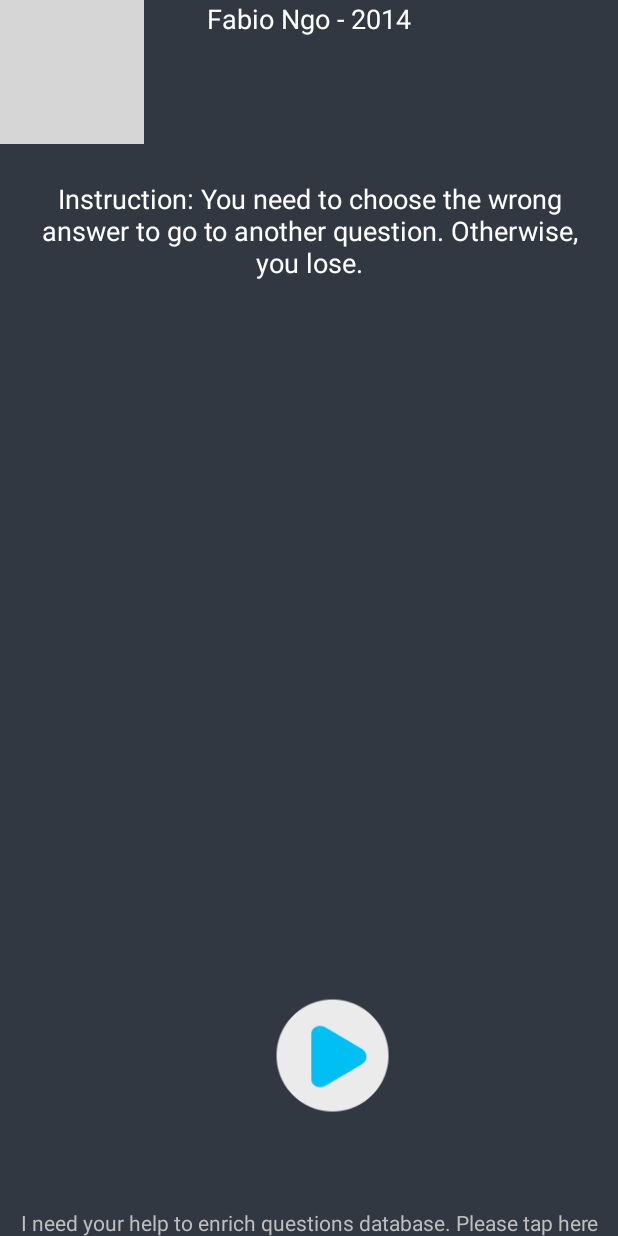
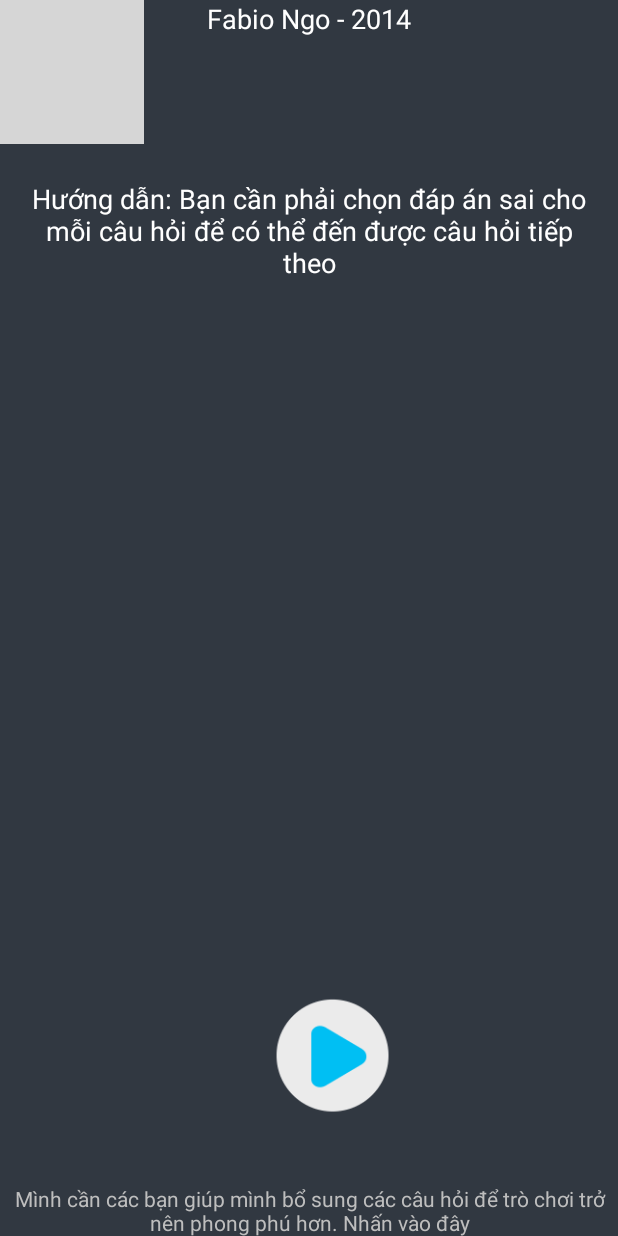
Before and after one commit to FabioNgo/Correct-Is-Wrong, an Android app: the screen it shows after launch (Main), on a phone screen of 412 x 824 dp. Run offline under Robolectric (Android 15) with nearby library versions, the phone set to English and light mode, and no system bars; grey boxes are pictures that could not be loaded.

Commit message:
Version 2.0
Vietnamese question
Question in database, not file
Update timer

```diff
--- a/CorrectIsWrong/Main/src/main/java/fabio/correctiswrong/main/Main.java
+++ b/CorrectIsWrong/Main/src/main/java/ngo/game/correctiswrong/Main.java
@@ -1,13 +1,15 @@
-package fabio.correctiswrong.main;
+package ngo.game.correctiswrong;
 
 import android.app.Activity;
 import android.content.Intent;
+import android.content.res.AssetManager;
 import android.graphics.Bitmap;
 import android.graphics.drawable.BitmapDrawable;
 import android.graphics.drawable.Drawable;
 import android.net.Uri;
 import android.os.Bundle;
 import android.util.DisplayMetrics;
+import android.util.Log;
 import android.view.View;
 import android.view.ViewGroup;
 import android.widget.Button;
@@ -17,6 +19,12 @@ import android.widget.RelativeLayout;
 import android.widget.TextView;
 import android.widget.Toast;
 
+import java.io.File;
+import java.io.FileOutputStream;
+import java.io.IOException;
+import java.io.InputStream;
+import java.io.OutputStream;
+
 public class Main extends Activity {
     int screenHeight;
     int screenWidth;
@@ -25,6 +33,10 @@ public class Main extends Activity {
 
         super.onCreate(savedInstanceState);
         setContentView(R.layout.main);
+        copyAssets();
+        /**
+         * Get screen att
+         */
         DisplayMetrics displayMetrics = new DisplayMetrics();
         this.getWindowManager().getDefaultDisplay().getMetrics(displayMetrics);
         screenHeight = displayMetrics.heightPixels;
@@ -108,7 +120,40 @@ public class Main extends Activity {
         Intent intent = new Intent(this,Game.class);
         startActivity(intent);
     }
-
+    private void copyAssets() {
+        AssetManager assetManager = getAssets();
+        String[] files = null;
+        try {
+            files = assetManager.list("");
+        } catch (IOException e) {
+            Log.e("tag", "Failed to get asset file list.", e);
+        }
+        for(String filename : files) {
+            InputStream in = null;
+            OutputStream out = null;
+            try {
+                in = assetManager.open(filename);
+                File outFile = new File(getExternalFilesDir(getApplicationContext().ACCESSIBILITY_SERVICE).toString()
+                        , filename);
+                out = new FileOutputStream(outFile);
+                copyFile(in, out);
+                in.close();
+                in = null;
+                out.flush();
+                out.close();
+                out = null;
+            } catch(IOException e) {
+                //Log.e("tag", "Failed to copy asset file: " + filename, e);
+            }
+        }
+    }
+    private void copyFile(InputStream in, OutputStream out) throws IOException {
+        byte[] buffer = new byte[1024];
+        int read;
+        while((read = in.read(buffer)) != -1){
+            out.write(buffer, 0, read);
+        }
+    }
 
 
 }
--- a/CorrectIsWrong/Main/src/main/res/layout/main.xml
+++ b/CorrectIsWrong/Main/src/main/res/layout/main.xml
@@ -42,7 +42,7 @@
         android:layout_width="wrap_content"
         android:layout_height="wrap_content"
         android:textAppearance="?android:attr/textAppearanceSmall"
-        android:text="I need your help to enrich questions database. Please tap here"
+        android:text="@string/bottom"
         android:id="@+id/textView2"
         android:gravity="center"
 
--- a/CorrectIsWrong/Main/src/main/res/menu/game.xml
+++ b/CorrectIsWrong/Main/src/main/res/menu/game.xml
@@ -1,7 +1,7 @@
 <menu xmlns:android="http://schemas.android.com/apk/res/android"
     xmlns:app="http://schemas.android.com/apk/res-auto"
     xmlns:tools="http://schemas.android.com/tools"
-    tools:context="fabio.correctiswrong.main.Game"
+    tools:context="ngo.game.correctiswrong.Game"
     >
 
     <item android:id="@+id/action_settings"
--- a/CorrectIsWrong/Main/src/main/res/values/strings.xml
+++ b/CorrectIsWrong/Main/src/main/res/values/strings.xml
@@ -5,9 +5,11 @@
     <string name="hello_world">Hello world!</string>
     <string name="action_settings">Settings</string>
     <string name="title_activity_game">Game</string>
-    <string name="instruction">Instruction:
-        You need to choose the wrong answer to go to another question.
-        Otherwise, you lose.
+    <string name="instruction">Hướng dẫn:
+        Bạn cần phải chọn đáp án sai cho mỗi câu hỏi để có thể đến được câu hỏi tiếp theo
+    </string>
+    <string name="bottom">
+        Mình cần các bạn giúp mình bổ sung các câu hỏi để trò chơi trở nên phong phú hơn. Nhấn vào đây
     </string>
     <string name="leaderboardid">CgkItO3B7vQGEAIQBg</string>
 </resources>
--- a/CorrectIsWrong/build.gradle
+++ b/CorrectIsWrong/build.gradle
@@ -5,7 +5,7 @@ buildscript {
         mavenCentral()
     }
     dependencies {
-        classpath 'com.android.tools.build:gradle:0.9.+'
+        classpath 'com.android.tools.build:gradle:0.11.+'
     }
 }
 
```
Also changed, not shown: CorrectIsWrong/Main/build.gradle (+4 -5 lines), CorrectIsWrong/Main/src/main/AndroidManifest.xml (+6 -6 lines), CorrectIsWrong/Main/src/main/java/fabio/correctiswrong/main/Question.java (deleted, +0 -26 lines), CorrectIsWrong/Main/src/main/java/ngo/game/correctiswrong/DatabaseHelper.java (added, +106 -0 lines), CorrectIsWrong/Main/src/main/java/ngo/game/correctiswrong/Game.java (renamed from CorrectIsWrong/Main/src/main/java/fabio/correctiswrong/main/Game.java, +56 -94 lines), CorrectIsWrong/Main/src/main/java/ngo/game/correctiswrong/Question.java (added, +24 -0 lines), CorrectIsWrong/Main/src/main/assets/CIW.sqlite (added), CorrectIsWrong/gradle/wrapper/gradle-wrapper.properties, 3 other files.
